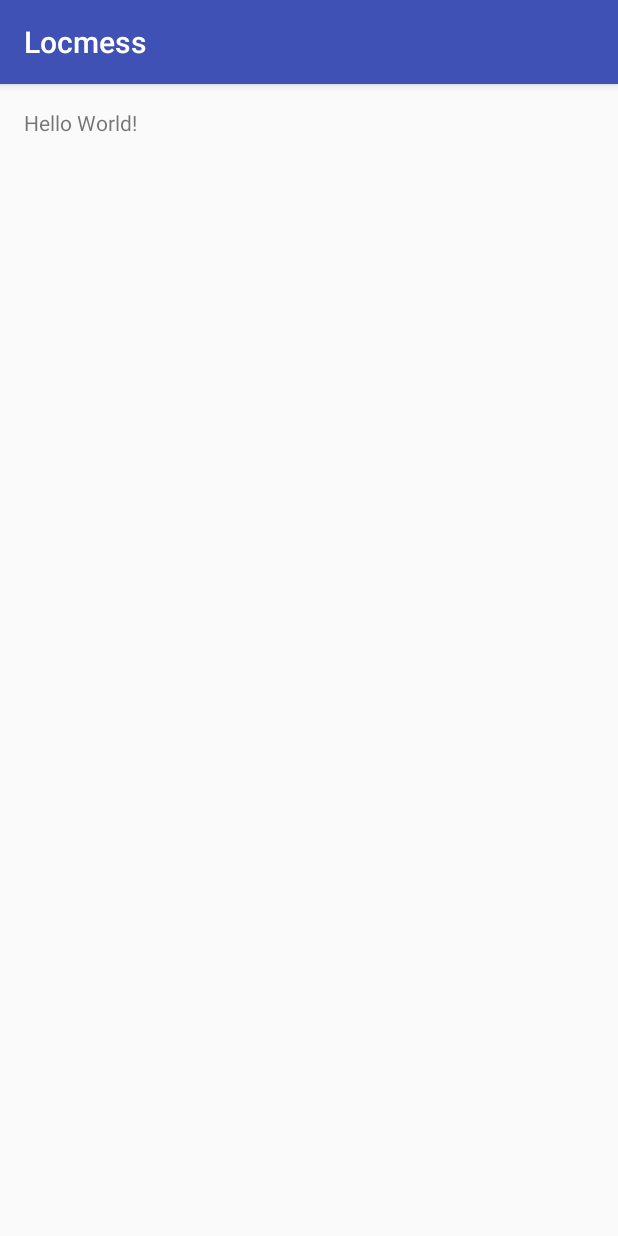
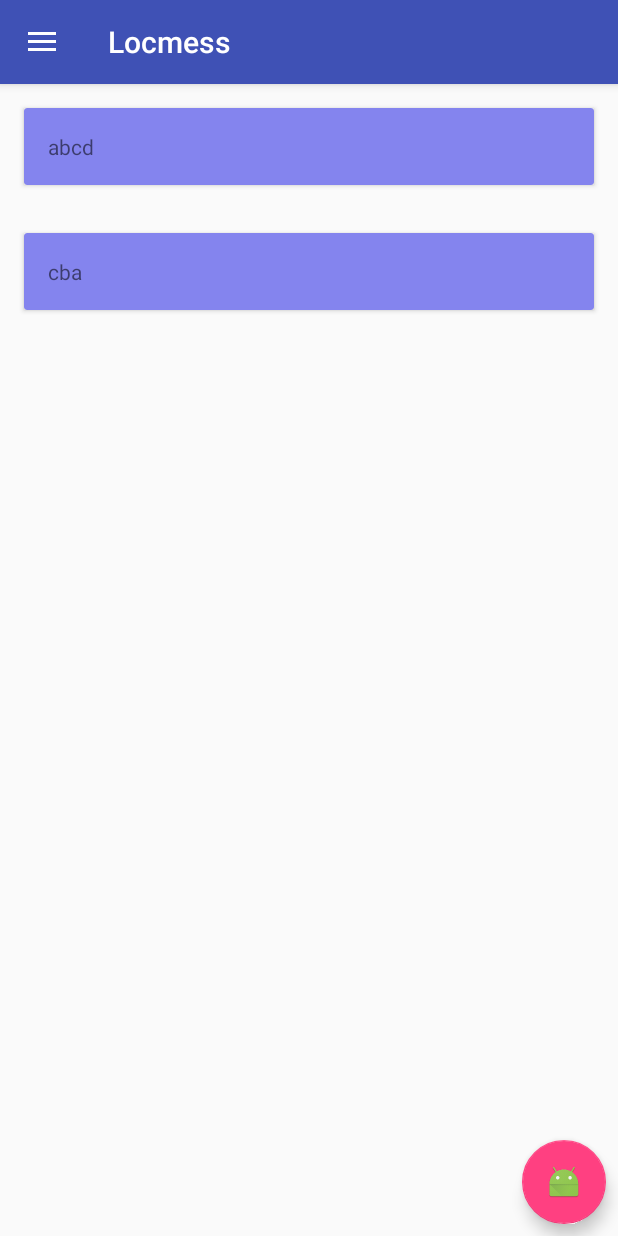
Before and after one commit to goncalo-rodrigues/LocMess, an Android app: the screen it shows after launch (MainActivity), on a phone screen of 412 x 824 dp. Run offline under Robolectric (Android 15) with nearby library versions, the phone set to English and light mode, and no system bars.

Commit message:
started building main screen

```diff
--- a/Android/app/build.gradle
+++ b/Android/app/build.gradle
@@ -25,5 +25,8 @@ dependencies {
         exclude group: 'com.android.support', module: 'support-annotations'
     })
     compile 'com.android.support:appcompat-v7:25.2.0'
+    compile 'com.android.support:recyclerview-v7:25.2.0'
+    compile 'com.android.support:cardview-v7:25.2.0'
+    compile 'com.android.support:design:25.2.0'
     testCompile 'junit:junit:4.12'
 }
--- /dev/null
+++ b/Android/app/src/main/java/pt/ulisboa/tecnico/locmess/ActivityWithDrawer.java
@@ -0,0 +1,120 @@
+package pt.ulisboa.tecnico.locmess;
+
+import android.app.Activity;
+import android.os.Bundle;
+import android.support.v4.app.Fragment;
+import android.support.v4.widget.DrawerLayout;
+import android.support.v7.app.ActionBarDrawerToggle;
+import android.support.v7.app.AppCompatActivity;
+import android.view.Menu;
+import android.view.MenuItem;
+import android.view.View;
+import android.widget.AdapterView;
+import android.widget.ArrayAdapter;
+import android.widget.ListView;
+import android.widget.Toast;
+
+/**
+ * Created by root on 14-03-2017.
+ */
+
+public class ActivityWithDrawer extends AppCompatActivity {
+
+
+    private String[] mPlanetTitles;
+    private DrawerLayout mDrawerLayout;
+    private ListView mDrawerList;
+    private ActionBarDrawerToggle mDrawerToggle;
+
+    @Override
+    protected void onCreate(Bundle savedInstanceState) {
+        super.onCreate(savedInstanceState);
+        //setContentView(R.layout.activity_main);
+
+        mPlanetTitles = getResources().getStringArray(R.array.drawer_items);
+        mDrawerLayout = (DrawerLayout) findViewById(R.id.drawer_layout);
+        mDrawerList = (ListView) findViewById(R.id.left_drawer);
+
+        // Set the adapter for the list view
+        mDrawerList.setAdapter(new ArrayAdapter<String>(this,
+                android.R.layout.simple_list_item_1, mPlanetTitles));
+        // Set the list's click listener
+        mDrawerList.setOnItemClickListener(new DrawerItemClickListener());
+
+        getSupportActionBar().setDisplayHomeAsUpEnabled(true);
+
+        mDrawerToggle = new ActionBarDrawerToggle(this, mDrawerLayout, R.string.drawer_open, R.string.drawer_close) {
+            @Override
+            public void onDrawerOpened(View drawerView) {
+                super.onDrawerOpened(drawerView);
+                Toast.makeText(ActivityWithDrawer.this, "abc", Toast.LENGTH_SHORT).show();
+                invalidateOptionsMenu();
+            }
+
+            @Override
+            public void onDrawerClosed(View drawerView) {
+                super.onDrawerClosed(drawerView);
+                Toast.makeText(ActivityWithDrawer.this, "xyz", Toast.LENGTH_SHORT).show();
+                invalidateOptionsMenu();
+            }
+        };
+
+        mDrawerLayout.addDrawerListener(mDrawerToggle);
+
+    }
+
+    @Override
+    protected void onPostCreate(Bundle savedInstanceState) {
+        super.onPostCreate(savedInstanceState);
+        mDrawerToggle.syncState();
+    }
+
+    @Override
+    public boolean onOptionsItemSelected(MenuItem item) {
+        // Pass the event to ActionBarDrawerToggle
+        // If it returns true, then it has handled
+        // the nav drawer indicator touch event
+        if (mDrawerToggle.onOptionsItemSelected(item)) {
+            return true;
+        }
+
+        // Handle your other action bar items...
+
+        return super.onOptionsItemSelected(item);
+    }
+
+    private class DrawerItemClickListener implements ListView.OnItemClickListener {
+        @Override
+        public void onItemClick(AdapterView<?> parent, View view, int position, long id) {
+            selectItem(position);
+        }
+    }
+
+//    // Called when invalidateOptionsMenu() is invoked
+//    public boolean onPrepareOptionsMenu(Menu menu) {
+//        // If the nav drawer is open, hide action items related to the content view
+//        boolean drawerOpen = mDrawerLayout.isDrawerOpen(mDrawerList);
+//        menu.findItem(R.id.action_search).setVisible(!drawerOpen);
+//        return super.onPrepareOptionsMenu(menu);
+//    }
+
+    /** Starts new activity **/
+    private void selectItem(int position) {
+        Toast.makeText(this, "Position " + position, Toast.LENGTH_SHORT).show();
+        switch(position) {
+            case 0:
+                // start Messages
+                break;
+            case 1:
+                // start Locations
+                break;
+            case 2:
+                // start Profile
+                break;
+        }
+
+        // Highlight the selected item, update the title, and close the drawer
+        mDrawerList.setItemChecked(position, true);
+        mDrawerLayout.closeDrawer(mDrawerList);
+    }
+}
--- a/Android/app/src/main/java/pt/ulisboa/tecnico/locmess/MainActivity.java
+++ b/Android/app/src/main/java/pt/ulisboa/tecnico/locmess/MainActivity.java
@@ -2,12 +2,38 @@ package pt.ulisboa.tecnico.locmess;
 
 import android.support.v7.app.AppCompatActivity;
 import android.os.Bundle;
+import android.support.v7.widget.LinearLayoutManager;
+import android.support.v7.widget.RecyclerView;
+import android.widget.ListView;
 
-public class MainActivity extends AppCompatActivity {
+import java.util.ArrayList;
+import java.util.Date;
+import java.util.List;
+
+import pt.ulisboa.tecnico.locmess.adapters.MessagesAdapter;
+
+public class MainActivity extends ActivityWithDrawer {
+
+    private MessagesAdapter messagesAdapter;
+    private List<MessagesAdapter.Message> messages = new ArrayList<>();
+    private LinearLayoutManager mLayoutManager;
 
     @Override
     protected void onCreate(Bundle savedInstanceState) {
+        setContentView(R.layout.activity_main);
+
+        messages.add(new MessagesAdapter.Message("abcd", "xyz", new Date()));
+        messages.add(new MessagesAdapter.Message("cba", "xyz", new Date()));
+
+        messagesAdapter = new MessagesAdapter(messages);
+
+        RecyclerView mRecyclerView = (RecyclerView) findViewById(R.id.main_list);
+
+        mLayoutManager = new LinearLayoutManager(this);
+        mRecyclerView.setLayoutManager(mLayoutManager);
+
+        mRecyclerView.setAdapter(messagesAdapter);
+
         super.onCreate(savedInstanceState);
-        setContentView(R.layout.activity_main);
     }
 }
--- /dev/null
+++ b/Android/app/src/main/java/pt/ulisboa/tecnico/locmess/adapters/MessagesAdapter.java
@@ -0,0 +1,68 @@
+package pt.ulisboa.tecnico.locmess.adapters;
+
+import android.content.Context;
+import android.support.v7.widget.RecyclerView;
+import android.view.LayoutInflater;
+import android.view.View;
+import android.view.ViewGroup;
+import android.widget.BaseAdapter;
+import android.widget.TextView;
+
+import java.util.Date;
+import java.util.List;
+
+import pt.ulisboa.tecnico.locmess.R;
+
+/**
+ * Created by goncalo on 14-03-2017.
+ */
+
+public class MessagesAdapter extends RecyclerView.Adapter<MessagesAdapter.ViewHolder> {
+
+    private List<Message> data;
+    public MessagesAdapter(List<Message> list) {
+        super();
+        this.data = list;
+    }
+
+    @Override
+    public ViewHolder onCreateViewHolder(ViewGroup parent, int viewType) {
+        // create a new view
+        View v = LayoutInflater.from(parent.getContext())
+                .inflate(R.layout.main_list_item, parent, false);
+
+        ViewHolder vh = new ViewHolder(v);
+        return vh;
+    }
+
+    @Override
+    public void onBindViewHolder(ViewHolder holder, int position) {
+        holder.message_tv.setText(data.get(position).messageText);
+    }
+
+    @Override
+    public int getItemCount() {
+        return data.size();
+    }
+
+    public class ViewHolder extends RecyclerView.ViewHolder {
+        public TextView message_tv;
+
+        public ViewHolder(View v) {
+            super(v);
+            message_tv = (TextView) v.findViewById(R.id.item_message_preview);
+        }
+    }
+
+    public static class Message {
+        public String messageText;
+        public String author;
+        public Date date;
+
+        public Message(String messageText, String author, Date date) {
+            this.messageText = messageText;
+            this.author = author;
+            this.date = date;
+        }
+    }
+}
--- a/Android/app/src/main/res/layout/activity_main.xml
+++ b/Android/app/src/main/res/layout/activity_main.xml
@@ -4,14 +4,23 @@
     android:id="@+id/activity_main"
     android:layout_width="match_parent"
     android:layout_height="match_parent"
-    android:paddingBottom="@dimen/activity_vertical_margin"
-    android:paddingLeft="@dimen/activity_horizontal_margin"
-    android:paddingRight="@dimen/activity_horizontal_margin"
-    android:paddingTop="@dimen/activity_vertical_margin"
     tools:context="pt.ulisboa.tecnico.locmess.MainActivity">
 
-    <TextView
+    <android.support.v7.widget.RecyclerView
+        android:layout_width="match_parent"
+        android:layout_height="match_parent"
+        android:id="@+id/main_list">
+
+    </android.support.v7.widget.RecyclerView>
+
+    <android.support.design.widget.FloatingActionButton
         android:layout_width="wrap_content"
         android:layout_height="wrap_content"
-        android:text="Hello World!" />
+        android:src="@mipmap/ic_launcher"
+        android:layout_alignParentBottom="true"
+        android:layout_alignParentRight="true"
+        android:layout_marginBottom="8dp"
+        android:layout_marginRight="8dp"/>
+
+    <include layout="@layout/drawer_layout"/>
 </RelativeLayout>
--- /dev/null
+++ b/Android/app/src/main/res/layout/drawer_layout.xml
@@ -0,0 +1,23 @@
+<?xml version="1.0" encoding="utf-8"?>
+<android.support.v4.widget.DrawerLayout
+    xmlns:android="http://schemas.android.com/apk/res/android"
+    android:id="@+id/drawer_layout"
+    android:layout_width="match_parent"
+    android:layout_height="match_parent"
+    >
+    <!-- The main content view -->
+    <FrameLayout
+        android:id="@+id/content_frame"
+        android:layout_width="match_parent"
+        android:layout_height="match_parent"
+       />
+    <!-- The navigation drawer -->
+    <ListView android:id="@+id/left_drawer"
+        android:layout_width="240dp"
+        android:layout_height="match_parent"
+        android:layout_gravity="start"
+        android:choiceMode="singleChoice"
+        android:divider="@android:color/transparent"
+        android:dividerHeight="0dp"
+        android:background="@color/colorPrimaryLight"/>
+</android.support.v4.widget.DrawerLayout>
--- /dev/null
+++ b/Android/app/src/main/res/layout/main_list_item.xml
@@ -0,0 +1,18 @@
+<?xml version="1.0" encoding="utf-8"?>
+<android.support.v7.widget.CardView xmlns:android="http://schemas.android.com/apk/res/android"
+    xmlns:tools="http://schemas.android.com/tools"
+    xmlns:card_view="http://schemas.android.com/apk/res-auto"
+    android:orientation="vertical"
+    android:layout_width="match_parent"
+    android:layout_height="wrap_content"
+    android:layout_margin="16dp"
+    card_view:cardBackgroundColor="@color/colorPrimaryLight">
+
+    <TextView
+        android:layout_width="match_parent"
+        android:layout_height="wrap_content"
+        android:id="@+id/item_message_preview"
+        android:padding="16dp"
+        tools:text="example"/>
+
+</android.support.v7.widget.CardView>
--- /dev/null
+++ b/Android/app/src/main/res/values/array.xml
@@ -0,0 +1,8 @@
+<?xml version="1.0" encoding="utf-8"?>
+<resources>
+    <string-array name="drawer_items">
+        <item>Messages</item>
+        <item>Locations</item>
+        <item>Profile</item>
+    </string-array>
+</resources>
--- a/Android/app/src/main/res/values/colors.xml
+++ b/Android/app/src/main/res/values/colors.xml
@@ -3,4 +3,5 @@
     <color name="colorPrimary">#3F51B5</color>
     <color name="colorPrimaryDark">#303F9F</color>
     <color name="colorAccent">#FF4081</color>
+    <color name="colorPrimaryLight">#8484EE</color>
 </resources>
--- a/Android/app/src/main/res/values/strings.xml
+++ b/Android/app/src/main/res/values/strings.xml
@@ -1,3 +1,5 @@
 <resources>
     <string name="app_name">Locmess</string>
+    <string name="drawer_open">Drawer open (placeholder)</string>
+    <string name="drawer_close">Drawer closed (placeholder)</string>
 </resources>
```
Also changed, not shown: 2 other files.
